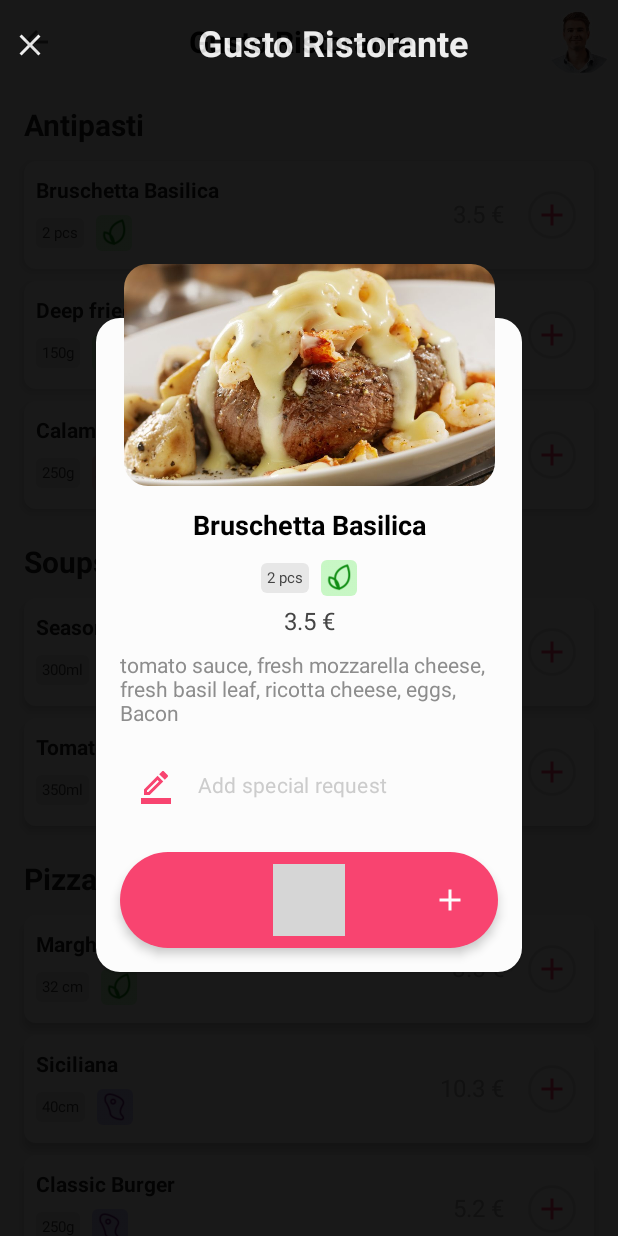
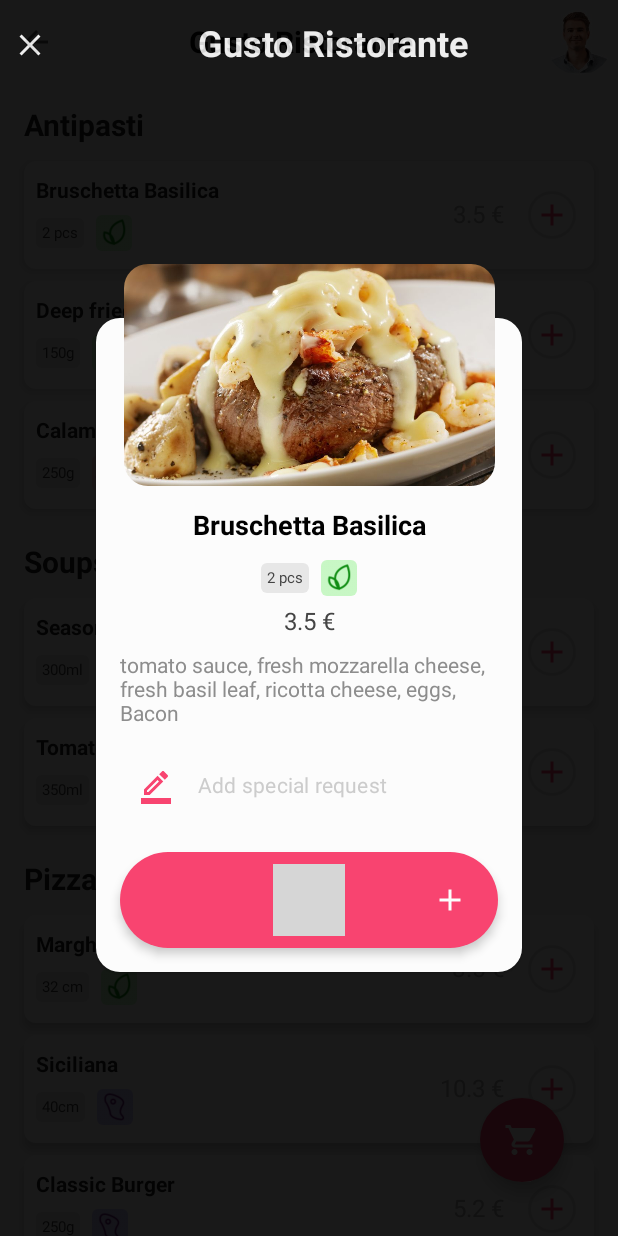
Before and after one commit to erlanamanatov/LunchApp, an Android app built with Jetpack Compose: the screen it shows after launch (MainActivity), after a tap on "Bruschetta Basilica", on a phone screen of 412 x 824 dp. Run offline under Robolectric (Android 15) with nearby library versions, the phone set to English and light mode, and no system bars; 1 statement that could not run was skipped; grey boxes are pictures that could not be loaded.

Commit message:
Display basket with badge in RestaurantScreen

```diff
--- a/app/src/main/java/com/example/lunchapp/MainActivity.kt
+++ b/app/src/main/java/com/example/lunchapp/MainActivity.kt
@@ -3,6 +3,7 @@ package com.example.lunchapp
 import android.os.Bundle
 import androidx.activity.ComponentActivity
 import androidx.activity.compose.setContent
+import androidx.compose.animation.ExperimentalAnimationApi
 import androidx.compose.foundation.layout.fillMaxSize
 import androidx.compose.material.ExperimentalMaterialApi
 import androidx.compose.material.Surface
@@ -13,6 +14,7 @@ import com.example.lunchapp.ui.theme.AppColors
 import com.example.lunchapp.ui.theme.LunchAppTheme
 
 class MainActivity : ComponentActivity() {
+    @ExperimentalAnimationApi
     @ExperimentalMaterialApi
     override fun onCreate(savedInstanceState: Bundle?) {
         super.onCreate(savedInstanceState)
--- a/app/src/main/java/com/example/lunchapp/ui/screens/restaurant_screen/RestaurantScreen.kt
+++ b/app/src/main/java/com/example/lunchapp/ui/screens/restaurant_screen/RestaurantScreen.kt
@@ -1,6 +1,7 @@
 package com.example.lunchapp.ui.screens.restaurant_screen
 
 import androidx.activity.compose.BackHandler
+import androidx.compose.animation.ExperimentalAnimationApi
 import androidx.compose.animation.core.Animatable
 import androidx.compose.animation.core.tween
 import androidx.compose.foundation.background
@@ -9,12 +10,10 @@ import androidx.compose.foundation.layout.*
 import androidx.compose.foundation.layout.Column
 import androidx.compose.foundation.lazy.LazyColumn
 import androidx.compose.foundation.lazy.itemsIndexed
-import androidx.compose.material.ExperimentalMaterialApi
-import androidx.compose.material.Icon
-import androidx.compose.material.Surface
-import androidx.compose.material.Text
+import androidx.compose.material.*
 import androidx.compose.material.icons.Icons
 import androidx.compose.material.icons.filled.Close
+import androidx.compose.material.icons.filled.ShoppingCart
 import androidx.compose.runtime.*
 import androidx.compose.ui.Alignment
 import androidx.compose.ui.Modifier
@@ -24,6 +23,7 @@ import androidx.compose.ui.geometry.Offset
 import androidx.compose.ui.geometry.Rect
 import androidx.compose.ui.graphics.Color
 import androidx.compose.ui.graphics.graphicsLayer
+import androidx.compose.ui.layout.onGloballyPositioned
 import androidx.compose.ui.platform.LocalConfiguration
 import androidx.compose.ui.platform.LocalDensity
 import androidx.compose.ui.text.font.FontWeight
@@ -34,6 +34,7 @@ import androidx.compose.ui.unit.sp
 import androidx.compose.ui.zIndex
 import com.example.lunchapp.domain.data.RestaurantMenuMock
 import com.example.lunchapp.model.Food
+import com.example.lunchapp.ui.screens.restaurant_screen.components.Basket
 import com.example.lunchapp.ui.screens.restaurant_screen.components.FoodExpanded
 import com.example.lunchapp.ui.screens.restaurant_screen.components.MenuCategoryItem
 import com.example.lunchapp.ui.screens.restaurant_screen.components.RestaurantTopBar
@@ -41,9 +42,11 @@ import com.example.lunchapp.ui.theme.AppColors
 import kotlinx.coroutines.joinAll
 import kotlinx.coroutines.launch
 
+@ExperimentalAnimationApi
 @ExperimentalMaterialApi
 @Composable
 fun RestaurantScreen(modifier: Modifier = Modifier) {
+    val basketItems = remember { mutableStateListOf<Food>() }
     var expandedItem by remember { mutableStateOf<Food?>(null) }
     BackHandler(
         enabled = expandedItem != null
@@ -51,15 +54,17 @@ fun RestaurantScreen(modifier: Modifier = Modifier) {
         expandedItem = null
     }
 
-    var expandedRect by remember { mutableStateOf(Rect(Offset(0f, 0f), Offset(0f, 0f))) }
+    var expandedRect by remember { mutableStateOf(Rect.Zero) }
     var added by remember { mutableStateOf(false) }
     val expandedOffsetX = remember { Animatable(0f) }
     val expandedOffsetY = remember { Animatable(0f) }
     val expandedScale = remember { Animatable(1f) }
-    val addXPos = LocalConfiguration.current.screenWidthDp.dp * 0.9f
-    val addYPos = LocalConfiguration.current.screenHeightDp.dp * 0.9f
-    val addXPosPx = with(LocalDensity.current) { addXPos.toPx() }
-    val addYPosPx = with(LocalDensity.current) { addYPos.toPx() }
+    val screenWidthDp = LocalConfiguration.current.screenWidthDp.dp
+    val screenHeightDP = LocalConfiguration.current.screenHeightDp.dp
+    val addXPosPx = with(LocalDensity.current) { (screenWidthDp - 36.dp - 28.dp).toPx() }
+    val addYPosPx = with(LocalDensity.current) { (screenHeightDP - 36.dp - 28.dp).toPx() }
+//    val addXPosPx = with(LocalDensity.current) {}
+//    val addYPosPx = with(LocalDensity.current) { addYPos.toPx() }
 
     LaunchedEffect(added) {
         if (added) {
@@ -84,11 +89,11 @@ fun RestaurantScreen(modifier: Modifier = Modifier) {
                 )
             }
             joinAll(j, j2, j3)
+            added = false
             expandedItem = null
             expandedOffsetX.snapTo(0f)
             expandedOffsetY.snapTo(0f)
             expandedScale.snapTo(1f)
-            added = false
         }
     }
 
@@ -98,7 +103,7 @@ fun RestaurantScreen(modifier: Modifier = Modifier) {
                 Film(
                     modifier = Modifier
                         .fillMaxSize()
-                        .zIndex(1f)
+                        .zIndex(5f)
                         .alpha(expandedScale.value),
                     onCloseClick = { expandedItem = null }
                 )
@@ -106,23 +111,31 @@ fun RestaurantScreen(modifier: Modifier = Modifier) {
                     food = expandedItem!!,
                     modifier = Modifier
                         .align(Alignment.Center)
-                        .zIndex(2f)
+                        .zIndex(6f)
                         .wrapContentSize(align = Alignment.TopStart)
                         .graphicsLayer(
                             translationX = expandedOffsetX.value,
                             translationY = expandedOffsetY.value,
                             scaleX = expandedScale.value,
-                            scaleY = expandedScale.value,
-
+                            scaleY = expandedScale.value
                         ),
                     onAddClick = {
                         added = true
+                        basketItems.add(it)
                     },
                     onPositionedRect = { rect ->
                         expandedRect = rect
                     }
                 )
             }
+            Basket(
+                modifier = Modifier
+                    .zIndex(1f)
+                    .align(Alignment.BottomEnd)
+                    .padding(end = 36.dp, bottom = 36.dp),
+                itemsCount = basketItems.size
+            )
+
 
             Column(
                 modifier = Modifier
@@ -149,11 +162,15 @@ fun RestaurantScreen(modifier: Modifier = Modifier) {
                             }
                         )
                     }
+                    item {
+                        Spacer(Modifier.height(36.dp + 56.dp))
+                    }
                 }
             }
         }
     }
 }
+
 
 @Composable
 fun Film(modifier: Modifier, onCloseClick: () -> Unit) {
--- /dev/null
+++ b/app/src/main/java/com/example/lunchapp/ui/screens/restaurant_screen/components/Basket.kt
@@ -0,0 +1,73 @@
+package com.example.lunchapp.ui.screens.restaurant_screen.components
+
+import androidx.compose.animation.AnimatedVisibility
+import androidx.compose.animation.ExperimentalAnimationApi
+import androidx.compose.foundation.layout.Box
+import androidx.compose.foundation.layout.offset
+import androidx.compose.foundation.layout.padding
+import androidx.compose.material.*
+import androidx.compose.material.icons.Icons
+import androidx.compose.material.icons.filled.ShoppingCart
+import androidx.compose.runtime.Composable
+import androidx.compose.ui.Alignment
+import androidx.compose.ui.Modifier
+import androidx.compose.ui.draw.drawBehind
+import androidx.compose.ui.graphics.Color
+import androidx.compose.ui.graphics.drawscope.Stroke
+import androidx.compose.ui.platform.LocalDensity
+import androidx.compose.ui.tooling.preview.Preview
+import androidx.compose.ui.unit.dp
+import androidx.compose.ui.unit.sp
+import com.example.lunchapp.ui.theme.AppColors
+import com.example.lunchapp.ui.theme.LunchAppTheme
+
+@ExperimentalAnimationApi
+@Composable
+fun Basket(
+    modifier: Modifier,
+    itemsCount: Int
+) {
+    Box(modifier = modifier, contentAlignment = Alignment.Center) {
+        FloatingActionButton(
+            onClick = {
+
+            }
+        ) {
+            Icon(imageVector = Icons.Default.ShoppingCart, contentDescription = "")
+        }
+        AnimatedVisibility(visible = (itemsCount > 0)) {
+            val radius = with(LocalDensity.current) { 9.dp.toPx() }
+            Text(
+                modifier = Modifier
+                    .offset(x = 8.dp, y = (-8).dp)
+                    .padding(12.dp)
+                    .drawBehind {
+                        drawCircle(
+                            color = Color.White,
+                            radius = radius,
+                        )
+                        drawCircle(
+                            style = Stroke(width = 1f),
+                            radius = radius,
+                            color = Color.Red
+                        )
+                    },
+                color = MaterialTheme.colors.secondary,
+                fontSize = 9.sp,
+                text = itemsCount.toString()
+            )
+        }
+    }
+
+}
+
+@ExperimentalAnimationApi
+@Preview
+@Composable
+fun BasketPreview() {
+    LunchAppTheme {
+        Surface(color = AppColors.background) {
+            Basket(modifier = Modifier.padding(24.dp), itemsCount = 4)
+        }
+    }
+}
--- a/app/src/main/java/com/example/lunchapp/ui/screens/restaurant_screen/components/FoodExpanded.kt
+++ b/app/src/main/java/com/example/lunchapp/ui/screens/restaurant_screen/components/FoodExpanded.kt
@@ -10,11 +10,10 @@ import androidx.compose.material.icons.filled.Add
 import androidx.compose.material.icons.outlined.BorderColor
 import androidx.compose.runtime.*
 import androidx.compose.ui.Alignment
-import androidx.compose.ui.Modifier
 import androidx.compose.ui.draw.alpha
 import androidx.compose.ui.draw.clip
+import androidx.compose.ui.Modifier
 import androidx.compose.ui.draw.scale
-import androidx.compose.ui.geometry.Offset
 import androidx.compose.ui.geometry.Rect
 import androidx.compose.ui.graphics.Color
 import androidx.compose.ui.layout.*
@@ -35,7 +34,7 @@ import com.example.lunchapp.ui.theme.AppColors
 import com.example.lunchapp.ui.theme.LunchAppTheme
 
 enum class ExpandedFoodState {
-    Initial, Expanded, Cancelled, Added
+    Initial, Expanded, Added
 }
 
 @Composable
@@ -43,24 +42,14 @@ fun FoodExpanded(
     modifier: Modifier = Modifier,
     food: Food,
     onAddClick: (Food) -> Unit = {},
-    onPositionedX: (Float) -> Unit = {},
-    onPositionedY: (Float) -> Unit = {},
-    onPositionedOffset: (Offset) -> Unit = {},
     onPositionedRect: (Rect) -> Unit = {}
 ) {
     val imageWidth = (LocalConfiguration.current.screenWidthDp.dp) * 0.6f
     val imageHeight = imageWidth * 0.6f
     var specialRequest by remember { mutableStateOf("") }
 
-//    var cState = remember { MutableTransitionState(ExpandedFoodState.Initial) }
-//    cState.targetState = ExpandedFoodState.Expanded
-//    val transition = updateTransition(cState, label = "")
     var cState by remember { mutableStateOf(ExpandedFoodState.Initial) }
     val transition = updateTransition(cState, label = "")
-
-//    val spec = tween(
-//        durationMillis = 600
-//    )
 
     LaunchedEffect(Unit) {
         cState = ExpandedFoodState.Expanded
@@ -256,10 +245,6 @@ fun FoodExpanded(
         modifier = modifier
             .onGloballyPositioned {
                 val boxPosOffset = it.positionInWindow()
-//                val localOffsets = it.windowToLocal(Offset(addXPosPx.toFloat(), addYPosPx.toFloat()))
-//                onPositionedOffset(it.localToWindow(Offset(0f, 0f)))
-//                onPositionedOffset(it.localToRoot(Offset(0f, 0f)))
-                onPositionedOffset(it.positionInRoot())
                 onPositionedRect(it.boundsInRoot())
                 locBoxOffsetX = addXPosPx - boxPosOffset.x
                 locBoxOffsetY = addYPosPx - boxPosOffset.y
```
